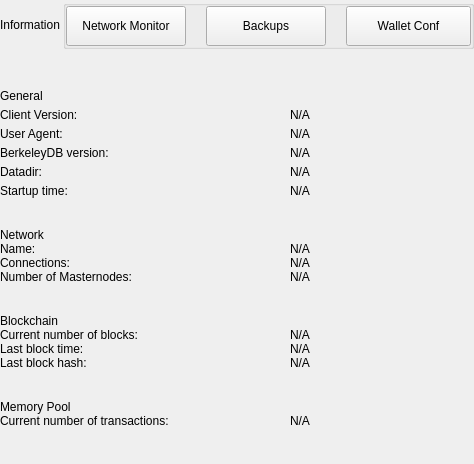
hypermoist/Hemis, file src/qt/hemis/settings/forms/settingsinformationwidget.ui: the form before one commit.
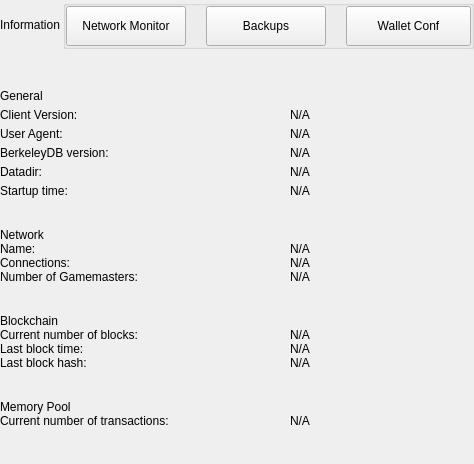
The form after the commit.

Commit message: Masternode/MASTERNODE/MN/mn to Gamemaster/GAMEMASTER/GM/gm

```diff
--- a/src/qt/hemis/settings/forms/settingsinformationwidget.ui
+++ b/src/qt/hemis/settings/forms/settingsinformationwidget.ui
@@ -557,7 +557,7 @@
               </size>
              </property>
              <property name="text">
-              <string>Number of Masternodes:</string>
+              <string>Number of Gamemasters:</string>
              </property>
             </widget>
            </item>
```
Left out of the diff: 6 changed lines with no effect on the pictures. The commit also changes 234 other files.
